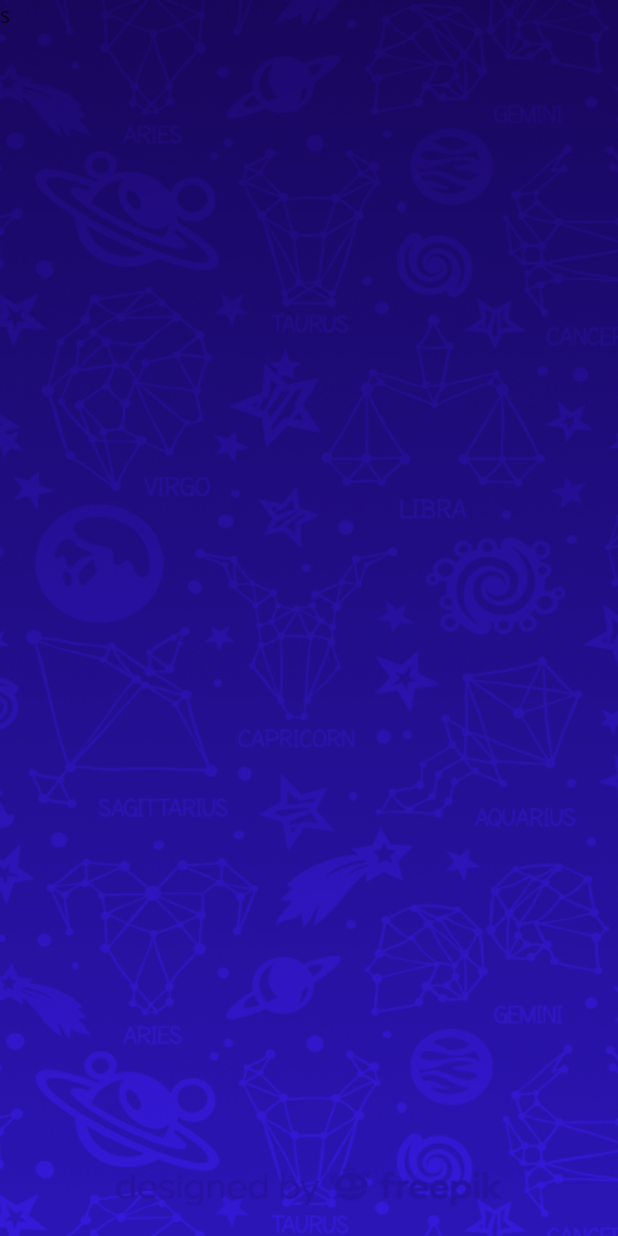
After one commit to ismailcaakir/burc-yorumlar-flutter, a Flutter app: the CommentLayout screen opened directly, on a phone screen of 412 x 824 dp. The commit adds this screen. Run offline on Flutter 3.47's test engine with Material 2 defaults, Android fonts, the phone set to English and light mode, and no system bars; our stand-ins replace flutter_svg, get, google_fonts; network calls fail.

Commit message:
added comment page

```diff
--- /dev/null
+++ b/lib/models/comment/comment_model.dart
@@ -0,0 +1,63 @@
+import 'package:flutter/material.dart';
+
+enum CommentModelStatus {
+  Ended,
+  Loading,
+  Error,
+}
+
+class CommentModel extends ChangeNotifier {
+  CommentModelStatus _status;
+  String _errorCode;
+  String _errorMessage;
+
+  String get errorCode => _errorCode;
+  String get errorMessage => _errorMessage;
+  CommentModelStatus get status => _status;
+
+  CommentModel();
+
+  CommentModel.instance() {
+    //TODO Add code here
+  }
+
+  void getter() {
+    _status = CommentModelStatus.Loading;
+    notifyListeners();
+
+    //TODO Add code here
+
+    _status = CommentModelStatus.Ended;
+    notifyListeners();
+  }
+
+  void setter() {
+    _status = CommentModelStatus.Loading;
+    notifyListeners();
+
+    //TODO Add code here
+
+    _status = CommentModelStatus.Ended;
+    notifyListeners();
+  }
+
+  void update() {
+    _status = CommentModelStatus.Loading;
+    notifyListeners();
+
+    //TODO Add code here
+
+    _status = CommentModelStatus.Ended;
+    notifyListeners();
+  }
+
+  void remove() {
+    _status = CommentModelStatus.Loading;
+    notifyListeners();
+
+    //TODO Add code here
+
+    _status = CommentModelStatus.Ended;
+    notifyListeners();
+  }
+}
--- /dev/null
+++ b/lib/views/comment/layouts/comment_layout.dart
@@ -0,0 +1,33 @@
+import 'package:flutter/material.dart';
+import 'package:gunlukburc/controllers/comment/comment_controller.dart';
+import 'package:gunlukburc/controllers/home/home_controller.dart';
+import 'package:gunlukburc/models/comment/comment_model.dart';
+import 'package:provider/provider.dart';
+
+class CommentLayout extends StatefulWidget {
+  @override
+  _CommentLayoutState createState() => _CommentLayoutState();
+}
+
+class _CommentLayoutState extends State<CommentLayout> {
+  @override
+  Widget build(BuildContext context) {
+    CommentController viewController = CommentController();
+    final viewModel = Provider.of<CommentModel>(context);
+    return Scaffold(
+      body: Container(
+        height: MediaQuery.of(context).size.height * 1,
+        width: MediaQuery.of(context).size.width * 1,
+        decoration: BoxDecoration(
+          image: DecorationImage(
+            image: AssetImage("assets/images/background/bg.png"),
+            fit: BoxFit.fill,
+          ),
+        ),
+        child: SafeArea(
+          child: Text('s'),
+        ),
+      ),
+    );
+  }
+}
--- a/pubspec.yaml
+++ b/pubspec.yaml
@@ -13,7 +13,7 @@ dependencies:
     google_fonts: ^1.1.2
     flutter_svg:
     get: ^3.25.6
-    dev_dependencies:
+dev_dependencies:
     flutter_test:
         sdk: flutter
 flutter:
```
Also changed, not shown: lib/controllers/comment/comment_controller.dart (added, +32 -0 lines), lib/views/comment/comment_view.dart (added, +22 -0 lines), lib/views/home/layouts/home_layout.dart (+2 -6 lines).
